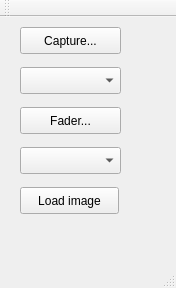
Before: the Qt Designer form mainwindow.ui in danielkucera/Mixer-gui, drawn with Qt 5.
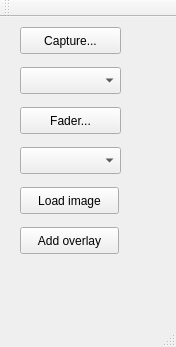
After: the same form once the commit is applied.

Commit message: overlay with array mask working

```diff
--- a/mainwindow.ui
+++ b/mainwindow.ui
@@ -7,7 +7,7 @@
     <x>0</x>
     <y>0</y>
     <width>176</width>
-    <height>288</height>
+    <height>347</height>
    </rect>
   </property>
   <property name="windowTitle">
@@ -73,6 +73,19 @@
      <string>Load image</string>
     </property>
    </widget>
+   <widget class="QPushButton" name="overlayButton">
+    <property name="geometry">
+     <rect>
+      <x>20</x>
+      <y>210</y>
+      <width>99</width>
+      <height>27</height>
+     </rect>
+    </property>
+    <property name="text">
+     <string>Add overlay</string>
+    </property>
+   </widget>
   </widget>
   <widget class="QMenuBar" name="menuBar">
    <property name="geometry">
```
The commit also changes 12 other files.
